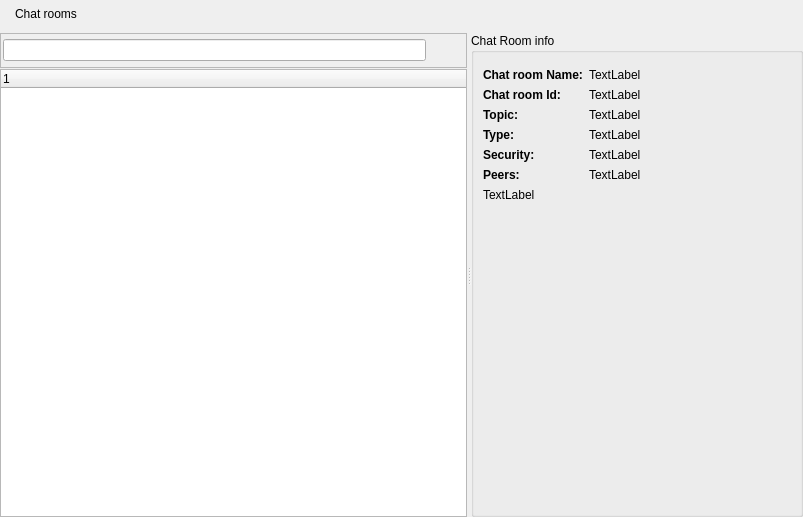
RetroShare/RetroShare, file retroshare-gui/src/gui/ChatLobbyWidget.ui: the form before one commit.
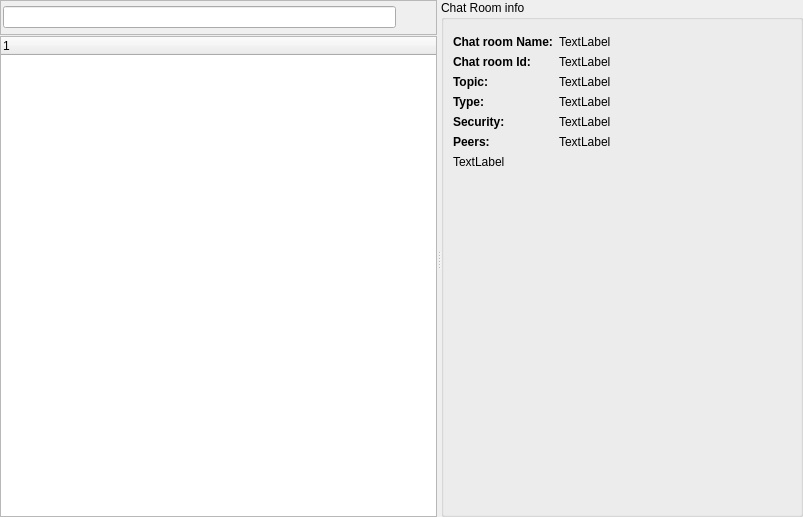
The form after the commit. Icons and pictures are not drawn. Custom widgets are drawn as their Qt base class.

Commit message: Removed from some main pages the headers frames & moved the help button

Diff of the .ui file:
```diff
--- a/retroshare-gui/src/gui/ChatLobbyWidget.ui
+++ b/retroshare-gui/src/gui/ChatLobbyWidget.ui
@@ -23,92 +23,6 @@
    <property name="bottomMargin">
     <number>0</number>
    </property>
-   <item>
-    <widget class="QFrame" name="titleBarFrame">
-     <property name="sizePolicy">
-      <sizepolicy hsizetype="Preferred" vsizetype="Maximum">
-       <horstretch>0</horstretch>
-       <verstretch>0</verstretch>
-      </sizepolicy>
-     </property>
-     <property name="frameShape">
-      <enum>QFrame::NoFrame</enum>
-     </property>
-     <property name="frameShadow">
-      <enum>QFrame::Sunken</enum>
-     </property>
-     <layout class="QHBoxLayout" name="titleBarFrameLayout">
-      <property name="leftMargin">
-       <number>2</number>
-      </property>
-      <property name="topMargin">
-       <number>2</number>
-      </property>
-      <property name="rightMargin">
-       <number>2</number>
-      </property>
-      <property name="bottomMargin">
-       <number>2</number>
-      </property>
-      <item>
-       <widget class="QLabel" name="titleBarPixmap">
-        <property name="maximumSize">
-         <size>
-          <width>24</width>
-          <height>24</height>
-         </size>
-        </property>
-        <property name="text">
-         <string/>
-        </property>
-        <property name="pixmap">
-         <pixmap resource="icons.qrc">:/icons/png/chats.png</pixmap>
-        </property>
-        <property name="scaledContents">
-         <bool>true</bool>
-        </property>
-       </widget>
-      </item>
-      <item>
-       <widget class="StyledLabel" name="titleBarLabel">
-        <property name="text">
-         <string>Chat rooms</string>
-        </property>
-       </widget>
-      </item>
-      <item>
-       <spacer name="titleBarVSpacer">
-        <property name="orientation">
-         <enum>Qt::Horizontal</enum>
-        </property>
-        <property name="sizeHint" stdset="0">
-         <size>
-          <width>123</width>
-          <height>13</height>
-         </size>
-        </property>
-       </spacer>
-      </item>
-      <item>
-       <widget class="QToolButton" name="helpButton">
-        <property name="focusPolicy">
-         <enum>Qt::NoFocus</enum>
-        </property>
-        <property name="icon">
-         <iconset resource="images.qrc">
-          <normaloff>:/icons/help_64.png</normaloff>:/icons/help_64.png</iconset>
-        </property>
-        <property name="checkable">
-         <bool>true</bool>
-        </property>
-        <property name="autoRaise">
-         <bool>true</bool>
-        </property>
-       </widget>
-      </item>
-     </layout>
-    </widget>
-   </item>
    <item>
     <widget class="QSplitter" name="splitter">
      <property name="orientation">
@@ -401,6 +315,43 @@
                </item>
               </layout>
              </item>
+             <item>
+              <layout class="QVBoxLayout" name="verticalLayout">
+               <item>
+                <widget class="QToolButton" name="helpButton">
+                 <property name="focusPolicy">
+                  <enum>Qt::NoFocus</enum>
+                 </property>
+                 <property name="icon">
+                  <iconset resource="images.qrc">
+                   <normaloff>:/icons/help_64.png</normaloff>:/icons/help_64.png</iconset>
+                 </property>
+                 <property name="checkable">
+                  <bool>true</bool>
+                 </property>
+                 <property name="autoRaise">
+                  <bool>true</bool>
+                 </property>
+                </widget>
+               </item>
+               <item>
+                <spacer name="verticalSpacer">
+                 <property name="orientation">
+                  <enum>Qt::Vertical</enum>
+                 </property>
+                 <property name="sizeType">
+                  <enum>QSizePolicy::Preferred</enum>
+                 </property>
+                 <property name="sizeHint" stdset="0">
+                  <size>
+                   <width>20</width>
+                   <height>40</height>
+                  </size>
+                 </property>
+                </spacer>
+               </item>
+              </layout>
+             </item>
             </layout>
            </item>
            <item>
@@ -442,11 +393,6 @@
    <extends>QLineEdit</extends>
    <header location="global">gui/common/LineEditClear.h</header>
   </customwidget>
-  <customwidget>
-   <class>StyledLabel</class>
-   <extends>QLabel</extends>
-   <header>gui/common/StyledLabel.h</header>
-  </customwidget>
  </customwidgets>
  <resources>
   <include location="images.qrc"/>
```
Left out of the diff: 2 changed lines with no effect on the pictures. The commit also changes 4 other files.
